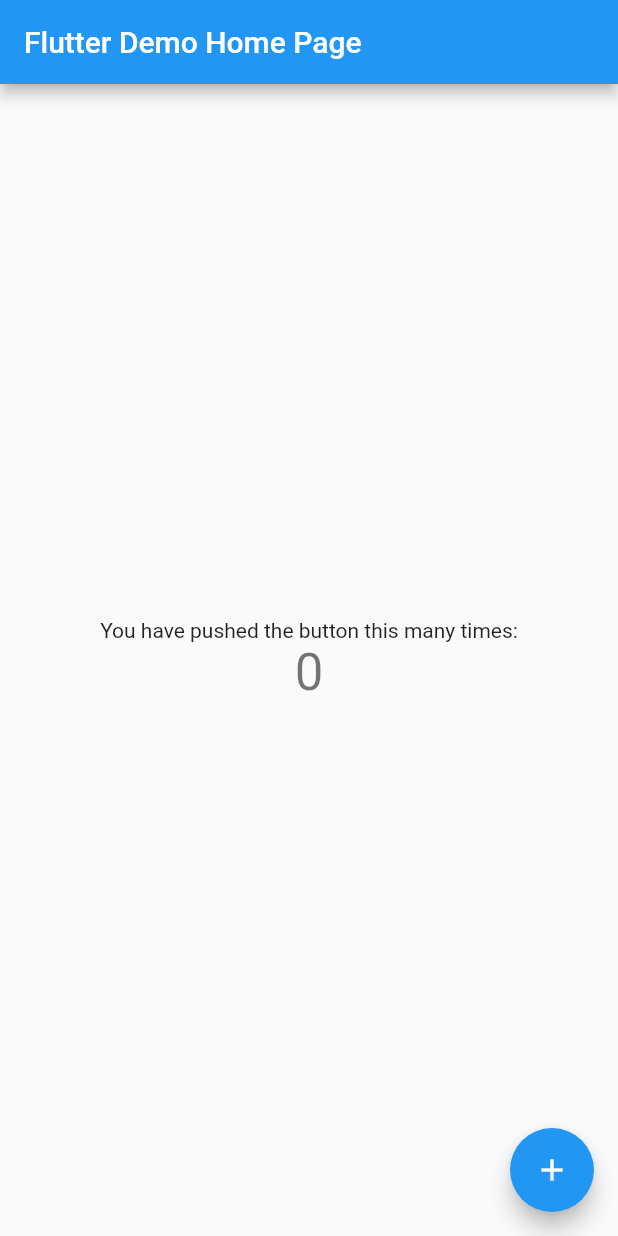
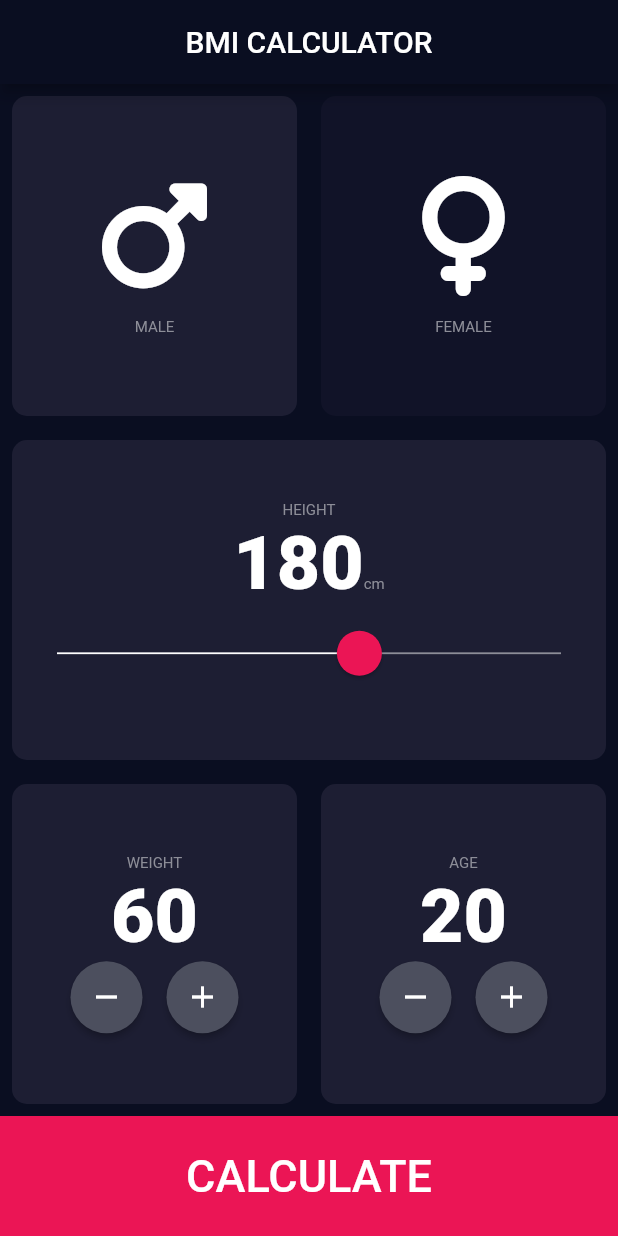
Before and after one commit to MrLakshay/BMI_Calulator, a Flutter app: the screen it shows after launch, on a phone screen of 412 x 824 dp. Run offline on Flutter 3.47's test engine with Material 2 defaults, Android fonts, the phone set to English and light mode, and no system bars; our stand-ins replace font_awesome_flutter.

Commit message:
Whole project done

```diff
--- /dev/null
+++ b/lib/IconContent.dart
@@ -0,0 +1,27 @@
+import 'package:flutter/material.dart';
+import 'package:bmi_calculator/KConstants.dart';
+class MaleFemale extends StatelessWidget {
+  final IconData icon;
+  final String label;
+  MaleFemale({required this.icon, required this.label});
+
+  @override
+  Widget build(BuildContext context) {
+    return Column(
+      mainAxisAlignment: MainAxisAlignment.center,
+      children: [
+        Icon(
+          icon,
+          size: 80.0,
+        ),
+        SizedBox(
+          height: 15.0,
+        ),
+        Text(
+          label,
+          style: Ktxtstyle(),
+        ),
+      ],
+    );
+  }
+}
--- /dev/null
+++ b/lib/KConstants.dart
@@ -0,0 +1,51 @@
+import 'package:flutter/material.dart';
+import 'input_screen.dart';
+
+const KCardClr=Color(0xFF1D1E33);
+TextStyle Ktxtstyle(){
+  return const TextStyle(
+    fontSize: 10.0,
+    color: Color(0xFF8D8E98),
+  );
+}
+TextStyle Kbignum(){
+  return const TextStyle(
+    fontSize: 50.0,
+    fontWeight: FontWeight.w900,
+  );
+}
+TextStyle Kbigres(){
+  return const TextStyle(
+    fontSize: 40.0,
+    fontWeight: FontWeight.w600,
+  );
+}
+Container Kbtmbtn(String text){
+return Container(
+color: btmclr,
+width: double.infinity,
+height: bottombtnht,
+child: Center(
+child: Text(
+text,
+style: Kpnktxt(),
+),
+),
+);
+}
+SliderThemeData KSlider(var context){
+  return SliderTheme.of(context).copyWith(
+      thumbShape: RoundSliderThumbShape(enabledThumbRadius: 15.0),
+  overlayShape: RoundSliderOverlayShape(overlayRadius: 30.0),
+  thumbColor: btmclr,
+  activeTrackColor: Colors.white,
+  overlayColor: overlayclr,
+  trackShape: RectangularSliderTrackShape(),
+  trackHeight: 1.2);
+}
+TextStyle Kpnktxt(){
+  return TextStyle(
+    fontWeight: FontWeight.w500,
+    fontSize: 30.0,
+  );
+}
--- /dev/null
+++ b/lib/calculatorBrain.dart
@@ -0,0 +1,33 @@
+import 'dart:math';
+class CalculatorBrain{
+  int height,weight;
+  CalculatorBrain({required this.weight,required this.height});
+  late double _bmi;
+  String CalculateBMI(){
+    // print(height);
+    _bmi=weight/pow(height/100,2);
+    return _bmi.toStringAsFixed(1);
+  }
+  String GetResult(){
+    if(_bmi>=25){
+      return 'OverWeight';
+    }
+    else if(_bmi>18.5){
+      return 'Normal';
+    }
+    else{
+      return 'Underweight';
+    }
+  }
+  String getInterpretation(){
+    if(_bmi>=25){
+      return 'You have a higher than normal body weight. Try to exercise more.';
+    }
+    else if(_bmi>18.5){
+      return 'You have a normal body weight. Good job!';
+    }
+    else{
+      return 'You have a lower than normal body weight. You can eat a bit more.';
+    }
+  }
+}
--- /dev/null
+++ b/lib/card.dart
@@ -0,0 +1,22 @@
+import 'package:flutter/material.dart';
+import 'KConstants.dart';
+class ReusableCard extends StatelessWidget {
+  late Color colour;
+  late Widget cardChild;
+  var margin=EdgeInsets.all(8.0);
+  ReusableCard({this.colour = KCardClr, this.cardChild = const Text(''),this.margin=const EdgeInsets.all(8.0)});
+
+  @override
+  Widget build(BuildContext context) {
+    return Container(
+
+      width: double.infinity,
+      margin: margin,
+      decoration: BoxDecoration(
+        color: colour,
+        borderRadius: BorderRadius.circular(10.0),
+      ),
+      child: cardChild,
+    );
+  }
+}
--- /dev/null
+++ b/lib/input_screen.dart
@@ -0,0 +1,246 @@
+import 'calculatorBrain.dart';
+import 'package:flutter/material.dart';
+import 'card.dart';
+import 'package:font_awesome_flutter/font_awesome_flutter.dart';
+import 'IconContent.dart';
+import 'package:bmi_calculator/KConstants.dart';
+import 'screens/resultScreen.dart';
+import 'main.dart';
+const bottombtnht=80.0;
+enum Gender{
+  male,female
+}
+const btmclr=Color(0xFFEB1555);
+const overlayclr=Color(0x29EB1555);
+const inactiveCardClr=Color(0xFF111328);
+const activeCardClr=Color(0xFF1D1E33);
+const Kinactivecolor=Color(0xFF8D8E98);
+Color Malecolor = inactiveCardClr;
+Color Femalecolor = inactiveCardClr;
+class input_screen extends StatefulWidget {
+
+
+  @override
+  State<input_screen> createState() => _input_screenState();
+}
+
+class _input_screenState extends State<input_screen> {
+  Gender selectedGender=Gender.male;
+  int height=180;
+  int weight=60;
+  int age=20;
+  @override
+  Widget build(BuildContext context) {
+    return Scaffold(
+      appBar: AppBar(
+        title: Text(
+          'BMI CALCULATOR',
+        ),
+        centerTitle: true,
+      ),
+      body: Column(
+        children: [
+          Expanded(
+            child: Row(
+            children: [
+              Expanded(
+                child: GestureDetector(
+                  onTap: (){
+                    setState(() {
+                      selectedGender=Gender.male;
+                    });
+                  },
+                  child: ReusableCard(
+                    colour: Malecolor= selectedGender==Gender.male?activeCardClr:inactiveCardClr,
+
+                    cardChild: MaleFemale(label: 'MALE',icon: FontAwesomeIcons.mars,),
+                  ),
+                ),
+              ),
+              Expanded(
+                child: GestureDetector(
+                  onTap: (){
+                    setState(() {
+                      selectedGender=Gender.female;
+                    });
+                  },
+                  child: ReusableCard(
+                    colour: Femalecolor= selectedGender==Gender.female?activeCardClr:inactiveCardClr,
+                    cardChild: MaleFemale(label: 'FEMALE',icon: FontAwesomeIcons.venus,),
+                  ),
+                ),
+              ),
+            ],
+          ),
+          ),
+          Expanded(
+            child: Row(
+              children: [
+                Expanded(
+                  child: ReusableCard(
+                    cardChild: Column(
+                      mainAxisAlignment: MainAxisAlignment.center,
+                      children: [
+                        Text(
+                          'HEIGHT',
+                          style: Ktxtstyle(),
+                        ),
+                        Row(
+                          mainAxisAlignment: MainAxisAlignment.center,
+                          crossAxisAlignment: CrossAxisAlignment.baseline,
+                          textBaseline: TextBaseline.alphabetic,
+                          children: [
+                            Text(height.toString(),
+                            style: Kbignum(),
+                            ),
+                            Text('cm',
+                              style: Ktxtstyle(),
+                            ),
+                            ],
+                        ),
+                        SliderTheme(
+                          data: KSlider(context),
+                          child: Slider(value: height.toDouble(),
+                            min: 120.0,
+                            max: 220.0,
+                            inactiveColor: Kinactivecolor,
+
+                            onChanged:(double newValue){
+                              setState(() {
+                                height=newValue.round();
+                              });
+                            },),
+                        ),
+                      ],
+                    )
+                  ),
+                ),
+              ],
+            ),
+          ),
+          Expanded(
+            child: Row(
+              children: [
+                Expanded(
+                  child: ReusableCard(
+                    cardChild: Column(
+                      mainAxisAlignment: MainAxisAlignment.center,
+                      children: [
+                        Text(
+                          'WEIGHT',
+                          style: Ktxtstyle(),
+                        ),
+                        Text(
+                          weight.toString(),
+                          style: Kbignum(),
+                        ),
+                        Row(
+                          mainAxisAlignment: MainAxisAlignment.center,
+                          children: [
+                            KPlusMinus(icon: Icons.remove,
+                                onPress: (){
+                                  setState(() {
+                                    weight--;
+                                  });
+                                }
+                            ),
+                            KPlusMinus(
+                                icon: Icons.add,
+                                onPress: () {
+                                  setState(() {
+                                    weight++;
+                                  });
+                                }
+                            ),
+                          ],
+                        ),
+                      ],
+                    ),
+                  ),
+                ),
+                Expanded(
+                  child: ReusableCard(
+                    cardChild: Column(
+                      mainAxisAlignment: MainAxisAlignment.center,
+                      children: [
+                        Text(
+                          'AGE',
+                          style: Ktxtstyle(),
+                        ),
+                        Text(
+                          age.toString(),
+                          style: Kbignum(),
+                        ),
+
+                        Row(
+                          mainAxisAlignment: MainAxisAlignment.center,
+                          children: [
+                            // KPlusMinus(Icons.remove),
+                            // KPlusMinus(Icons.add),
+                            KPlusMinus(icon: Icons.remove,
+                                onPress: (){
+                                  setState(() {
+                                    age--;
+                                  });
+                                }
+                            ),
+                            KPlusMinus(
+                                icon: Icons.add,
+                                onPress: () {
+                                  setState(() {
+                                    age++;
+                                  });
+                                }
+                            ),
+                          ],
+                        ),
+                      ],
+                    ),
+                  ),
+                ),
+              ],
+            ),
+          ),
+          GestureDetector(
+            onTap: (){
+              var calc_brain = CalculatorBrain(weight: weight,height: height);
+              calc_brain.CalculateBMI();
+              String bmi=calc_brain.CalculateBMI();
+              String result=calc_brain.GetResult();
+              String interpret=calc_brain.getInterpretation();
+              Navigator.pushNamed(context,'/screens/resultScreen',arguments: {
+                'bmi': bmi,
+                'result': result,
+                'interpret': interpret,
+              });
+
+            },
+            child: Kbtmbtn('CALCULATE'),
+          )
+        ],
+      ),
+    );
+  }
+
+
+}
+class KPlusMinus extends StatelessWidget {
+  final VoidCallback onPress;
+  IconData icon;
+  // KPlusMinus({required this.icon, required this.onPress});
+  KPlusMinus({required this.icon,required this.onPress});
+
+  @override
+  Widget build(BuildContext context) {
+      return ElevatedButton(
+        onPressed: onPress ,
+        // onPressed: onPress(),
+        child: Icon(icon),
+        style: ElevatedButton.styleFrom(
+          shape: CircleBorder(),
+          padding: EdgeInsets.all(12.0),
+          backgroundColor: Color(0xFF4C4F5E),
+        ),
+      );
+    }
+}
--- a/lib/main.dart
+++ b/lib/main.dart
@@ -1,115 +1,19 @@
+import 'package:bmi_calculator/screens/resultScreen.dart';
 import 'package:flutter/material.dart';
-
+import 'input_screen.dart';
 void main() {
-  runApp(const MyApp());
+  runApp(MaterialApp(
+    debugShowCheckedModeBanner: false,
+    routes: {
+      '/screens/resultScreen': (context) => resultScreen(),
+      '/input_screen': (context) => input_screen(),
+    },
+    theme: ThemeData.dark().copyWith(
+      scaffoldBackgroundColor: Color(0xFF0A0E21),
+      appBarTheme: AppBarTheme(
+        color: Color(0xFF0A0E21),
+      )
+    ),
+    home: input_screen(),
+  ));
 }
-
-class MyApp extends StatelessWidget {
-  const MyApp({super.key});
-
-  // This widget is the root of your application.
-  @override
-  Widget build(BuildContext context) {
-    return MaterialApp(
-      title: 'Flutter Demo',
-      theme: ThemeData(
-        // This is the theme of your application.
-        //
-        // Try running your application with "flutter run". You'll see the
-        // application has a blue toolbar. Then, without quitting the app, try
-        // changing the primarySwatch below to Colors.green and then invoke
-        // "hot reload" (press "r" in the console where you ran "flutter run",
-        // or simply save your changes to "hot reload" in a Flutter IDE).
-        // Notice that the counter didn't reset back to zero; the application
-        // is not restarted.
-        primarySwatch: Colors.blue,
-      ),
-      home: const MyHomePage(title: 'Flutter Demo Home Page'),
-    );
-  }
-}
-
-class MyHomePage extends StatefulWidget {
-  const MyHomePage({super.key, required this.title});
-
-  // This widget is the home page of your application. It is stateful, meaning
-  // that it has a State object (defined below) that contains fields that affect
-  // how it looks.
-
-  // This class is the configuration for the state. It holds the values (in this
-  // case the title) provided by the parent (in this case the App widget) and
-  // used by the build method of the State. Fields in a Widget subclass are
-  // always marked "final".
-
-  final String title;
-
-  @override
-  State<MyHomePage> createState() => _MyHomePageState();
-}
-
-class _MyHomePageState extends State<MyHomePage> {
-  int _counter = 0;
-
-  void _incrementCounter() {
-    setState(() {
-      // This call to setState tells the Flutter framework that something has
-      // changed in this State, which causes it to rerun the build method below
-      // so that the display can reflect the updated values. If we changed
-      // _counter without calling setState(), then the build method would not be
-      // called again, and so nothing would appear to happen.
-      _counter++;
-    });
-  }
-
-  @override
-  Widget build(BuildContext context) {
-    // This method is rerun every time setState is called, for instance as done
-    // by the _incrementCounter method above.
-    //
-    // The Flutter framework has been optimized to make rerunning build methods
-    // fast, so that you can just rebuild anything that needs updating rather
-    // than having to individually change instances of widgets.
-    return Scaffold(
-      appBar: AppBar(
-        // Here we take the value from the MyHomePage object that was created by
-        // the App.build method, and use it to set our appbar title.
-        title: Text(widget.title),
-      ),
-      body: Center(
-        // Center is a layout widget. It takes a single child and positions it
-        // in the middle of the parent.
-        child: Column(
-          // Column is also a layout widget. It takes a list of children and
-          // arranges them vertically. By default, it sizes itself to fit its
-          // children horizontally, and tries to be as tall as its parent.
-          //
-          // Invoke "debug painting" (press "p" in the console, choose the
-          // "Toggle Debug Paint" action from the Flutter Inspector in Android
-          // Studio, or the "Toggle Debug Paint" command in Visual Studio Code)
-          // to see the wireframe for each widget.
-          //
-          // Column has various properties to control how it sizes itself and
-          // how it positions its children. Here we use mainAxisAlignment to
-          // center the children vertically; the main axis here is the vertical
-          // axis because Columns are vertical (the cross axis would be
-          // horizontal).
-          mainAxisAlignment: MainAxisAlignment.center,
-          children: <Widget>[
-            const Text(
-              'You have pushed the button this many times:',
-            ),
-            Text(
-              '$_counter',
-              style: Theme.of(context).textTheme.headline4,
-            ),
-          ],
-        ),
-      ),
-      floatingActionButton: FloatingActionButton(
-        onPressed: _incrementCounter,
-        tooltip: 'Increment',
-        child: const Icon(Icons.add),
-      ), // This trailing comma makes auto-formatting nicer for build methods.
-    );
-  }
-}
--- a/pubspec.yaml
+++ b/pubspec.yaml
@@ -31,6 +31,8 @@ environment:
 dependencies:
   flutter:
     sdk: flutter
+  font_awesome_flutter: ^10.2.1
+
 
 
   # The following adds the Cupertino Icons font to your application.
```
Also changed, not shown: lib/screens/resultScreen.dart (added, +110 -0 lines), pubspec.lock, 18 other files.
